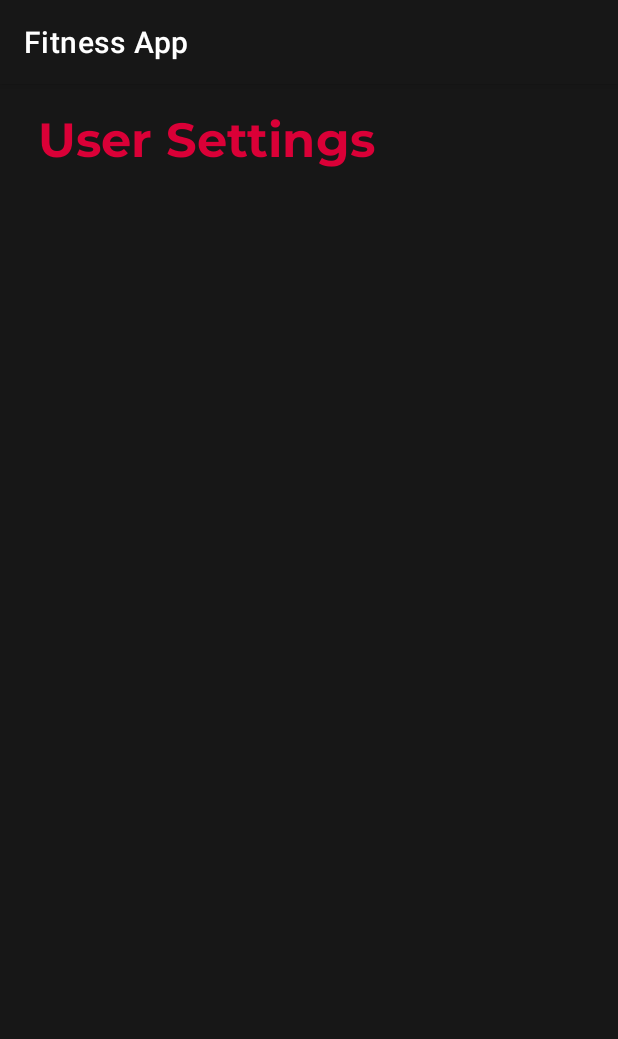
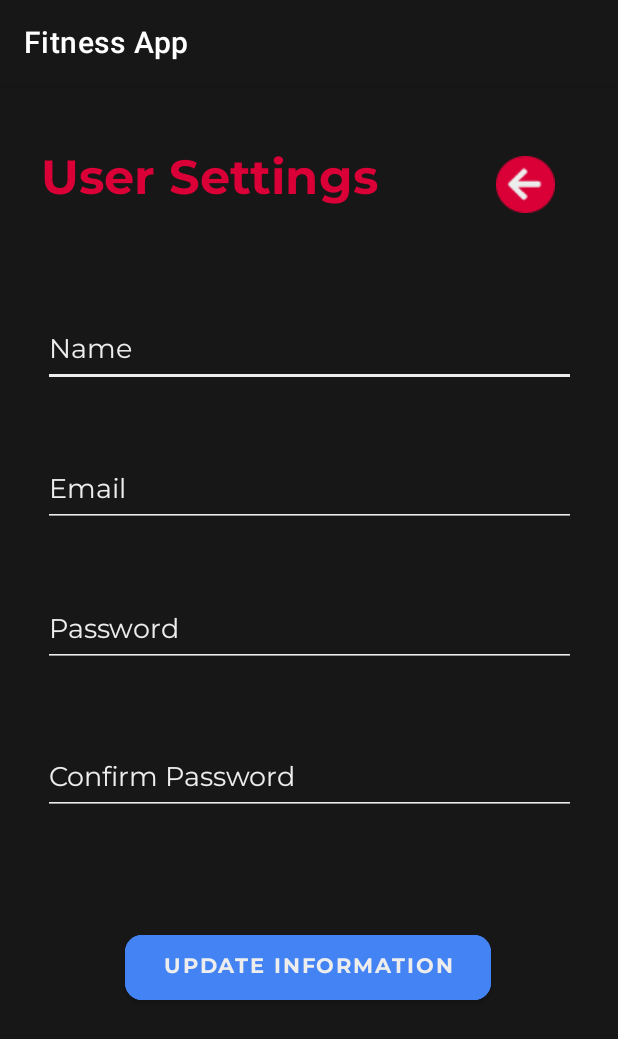
Before and after one commit to AzharMoosa/fitness-guide, an Android app: the UserSettings screen opened directly, with no data from a screen before it, on a phone screen of 412 x 824 dp. Shown: the top 1039 px of the screen. Run offline under Robolectric (Android 15) with nearby library versions, the phone set to English and light mode, and no system bars; our stand-ins replace Volley; network calls fail.

Commit message:
Update User Info

```diff
--- a/app/src/main/java/com/example/fitnessapp/api/ApiInterface.java
+++ b/app/src/main/java/com/example/fitnessapp/api/ApiInterface.java
@@ -34,6 +34,9 @@ public interface ApiInterface {
   @GET("sessions/{id}")
   Call<Session> getSessionDataById(@Header("x-auth-token") String auth, @Path("id") String id);
 
+  @PUT("users/{id}")
+  Call<UserData> updateUser(@Header("x-auth-token") String auth, @Body UpdateUserData userData, @Path("id") String id);
+
   @POST("routines")
   Call<RoutinesData> createRoutine(
       @Header("x-auth-token") String auth, @Body RoutinesData routineData);
--- a/app/src/main/java/com/example/fitnessapp/settings/UserSettings.java
+++ b/app/src/main/java/com/example/fitnessapp/settings/UserSettings.java
@@ -1,14 +1,79 @@
 package com.example.fitnessapp.settings;
 
+import static com.example.fitnessapp.auth.Authentication.getToken;
+import static com.example.fitnessapp.auth.Authentication.getUserEmail;
+import static com.example.fitnessapp.auth.Authentication.getUserID;
+import static com.example.fitnessapp.auth.Authentication.getUserName;
+import static com.example.fitnessapp.auth.Authentication.saveEmail;
+import static com.example.fitnessapp.auth.Authentication.saveName;
+
+import android.content.Intent;
 import android.os.Bundle;
+import android.util.Log;
+import android.view.View;
+import android.widget.EditText;
 import androidx.appcompat.app.AppCompatActivity;
+import com.example.fitnessapp.Dashboard;
 import com.example.fitnessapp.R;
+import com.example.fitnessapp.api.ApiUtilities;
+import com.example.fitnessapp.api.UpdateUserData;
+import com.example.fitnessapp.api.UserData;
+import retrofit2.Call;
+import retrofit2.Callback;
+import retrofit2.Response;
 
 public class UserSettings extends AppCompatActivity {
+
+  private EditText nameInput;
+  private EditText emailInput;
+  private EditText password;
+  private EditText confirmPassword;
 
   @Override
   protected void onCreate(Bundle savedInstanceState) {
     super.onCreate(savedInstanceState);
     setContentView(R.layout.activity_user_settings);
+    nameInput = findViewById(R.id.name_input);
+    emailInput = findViewById(R.id.email_input);
+    nameInput.setText(getUserName(this));
+    emailInput.setText(getUserEmail(this));
+  }
+
+  public void backBtn(View v) {
+    startActivity(new Intent(this, Dashboard.class));
+  }
+
+  public void updateUser(View v) {
+    password = findViewById(R.id.password_input);
+    confirmPassword = findViewById(R.id.confirm_password_input);
+    if (password.getText().toString().equals(confirmPassword.getText().toString())) {
+      UpdateUserData updatedUserData =
+          new UpdateUserData(
+              nameInput.getText().toString(),
+              emailInput.getText().toString(),
+              password.getText().toString());
+      ApiUtilities.getApiInterface()
+          .updateUser(getToken(this), updatedUserData, getUserID(this))
+          .enqueue(
+              new Callback<UserData>() {
+                @Override
+                public void onResponse(Call<UserData> call, Response<UserData> response) {
+                  if (response.body() != null) {
+                    String name = response.body().getName();
+                    String email = response.body().getEmail();
+                    nameInput.setText(name);
+                    emailInput.setText(email);
+                    password.setText("");
+                    confirmPassword.setText("");
+                    saveName(name, getApplicationContext());
+                    saveEmail(email, getApplicationContext());
+                  }
+                }
+                @Override
+                public void onFailure(Call<UserData> call, Throwable t) {
+                  Log.e("Error", t.getMessage());
+                }
+              });
+    }
   }
 }
--- a/app/src/main/res/layout/activity_user_settings.xml
+++ b/app/src/main/res/layout/activity_user_settings.xml
@@ -7,6 +7,36 @@
   android:background="@color/primary_bg"
   tools:context=".settings.UserSettings">
 
+  <Button
+    android:id="@+id/update_user_btn"
+    android:layout_width="244dp"
+    android:layout_height="55dp"
+    android:backgroundTint="@color/blue"
+    android:fontFamily="@font/montserrat_bold"
+    android:onClick="updateUser"
+    android:text="Update Information"
+    android:textColor="@color/primary_text"
+    app:cornerRadius="11dp"
+    app:layout_constraintBottom_toBottomOf="parent"
+    app:layout_constraintEnd_toEndOf="parent"
+    app:layout_constraintHorizontal_bias="0.497"
+    app:layout_constraintStart_toStartOf="parent"
+    app:layout_constraintTop_toTopOf="parent"
+    app:layout_constraintVertical_bias="0.788" />
+  <ImageButton
+    android:id="@+id/imageButton3"
+    android:layout_width="wrap_content"
+    android:layout_height="wrap_content"
+    android:layout_marginTop="8sp"
+    android:background="@null"
+    android:onClick="backBtn"
+    app:layout_constraintBottom_toBottomOf="parent"
+    app:layout_constraintEnd_toEndOf="parent"
+    app:layout_constraintHorizontal_bias="0.887"
+    app:layout_constraintStart_toStartOf="parent"
+    app:layout_constraintTop_toTopOf="parent"
+    app:layout_constraintVertical_bias="0.055"
+    app:srcCompat="@drawable/back_btn" />
   <TextView
     android:id="@+id/textView18"
     android:layout_width="wrap_content"
@@ -17,8 +47,72 @@
     android:textSize="32sp"
     app:layout_constraintBottom_toBottomOf="parent"
     app:layout_constraintEnd_toEndOf="parent"
-    app:layout_constraintHorizontal_bias="0.134"
+    app:layout_constraintHorizontal_bias="0.145"
     app:layout_constraintStart_toStartOf="parent"
     app:layout_constraintTop_toTopOf="parent"
-    app:layout_constraintVertical_bias="0.023" />
+    app:layout_constraintVertical_bias="0.057" />
+  <EditText
+    android:id="@+id/name_input"
+    android:layout_width="355dp"
+    android:layout_height="45dp"
+    android:backgroundTint="@color/primary_text"
+    android:ems="10"
+    android:fontFamily="@font/montserrat"
+    android:hint="Name"
+    android:inputType="textPersonName"
+    android:textColor="@color/primary_text"
+    android:textColorHint="@color/primary_text"
+    app:layout_constraintBottom_toBottomOf="parent"
+    app:layout_constraintEnd_toEndOf="parent"
+    app:layout_constraintStart_toStartOf="parent"
+    app:layout_constraintTop_toTopOf="parent"
+    app:layout_constraintVertical_bias="0.217" />
+  <EditText
+    android:id="@+id/confirm_password_input"
+    android:layout_width="355dp"
+    android:layout_height="45dp"
+    android:backgroundTint="@color/primary_text"
+    android:ems="10"
+    android:fontFamily="@font/montserrat"
+    android:hint="Confirm Password"
+    android:inputType="textPassword"
+    android:textColor="@color/primary_text"
+    android:textColorHint="@color/primary_text"
+    app:layout_constraintBottom_toBottomOf="parent"
+    app:layout_constraintEnd_toEndOf="parent"
+    app:layout_constraintStart_toStartOf="parent"
+    app:layout_constraintTop_toTopOf="parent"
+    app:layout_constraintVertical_bias="0.612" />
+  <EditText
+    android:id="@+id/email_input"
+    android:layout_width="355dp"
+    android:layout_height="45dp"
+    android:backgroundTint="@color/primary_text"
+    android:ems="10"
+    android:fontFamily="@font/montserrat"
+    android:hint="Email"
+    android:inputType="textEmailAddress"
+    android:textColor="@color/primary_text"
+    android:textColorHint="@color/primary_text"
+    app:layout_constraintBottom_toBottomOf="parent"
+    app:layout_constraintEnd_toEndOf="parent"
+    app:layout_constraintStart_toStartOf="parent"
+    app:layout_constraintTop_toTopOf="parent"
+    app:layout_constraintVertical_bias="0.346" />
+  <EditText
+    android:id="@+id/password_input"
+    android:layout_width="355dp"
+    android:layout_height="45dp"
+    android:backgroundTint="@color/primary_text"
+    android:ems="10"
+    android:fontFamily="@font/montserrat"
+    android:hint="Password"
+    android:inputType="textPassword"
+    android:textColor="@color/primary_text"
+    android:textColorHint="@color/primary_text"
+    app:layout_constraintBottom_toBottomOf="parent"
+    app:layout_constraintEnd_toEndOf="parent"
+    app:layout_constraintStart_toStartOf="parent"
+    app:layout_constraintTop_toTopOf="parent"
+    app:layout_constraintVertical_bias="0.475" />
 </androidx.constraintlayout.widget.ConstraintLayout>
```
Also changed, not shown: app/src/main/java/com/example/fitnessapp/api/UpdateUserData.java (added, +38 -0 lines), app/src/main/java/com/example/fitnessapp/auth/Authentication.java (+30 -5 lines).
